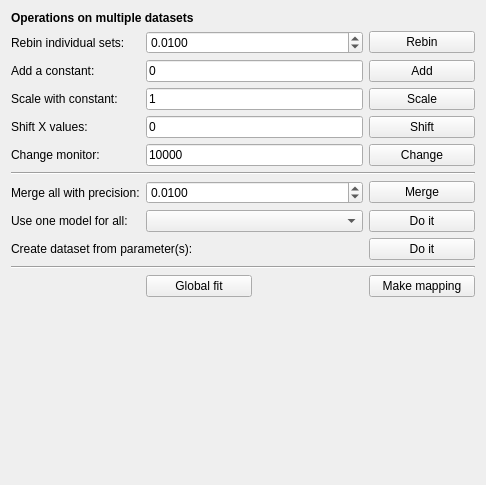
Old version of the form ufit/gui/multiops.ui in the repository McStasMcXtrace/ufit.
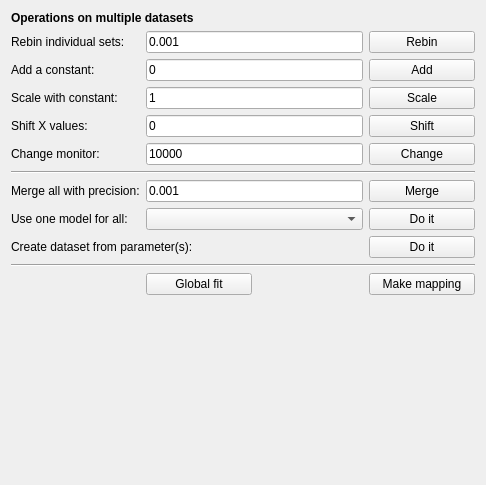
New version of the form.

Patch:
```diff
--- a/ufit/gui/multiops.ui
+++ b/ufit/gui/multiops.ui
@@ -182,22 +182,6 @@
        </property>
       </widget>
      </item>
-     <item row="1" column="1" colspan="2">
-      <widget class="QDoubleSpinBox" name="precision">
-       <property name="decimals">
-        <number>4</number>
-       </property>
-       <property name="maximum">
-        <double>10000.000000000000000</double>
-       </property>
-       <property name="singleStep">
-        <double>0.010000000000000</double>
-       </property>
-       <property name="value">
-        <double>0.010000000000000</double>
-       </property>
-      </widget>
-     </item>
      <item row="9" column="3">
       <widget class="QPushButton" name="onemodelBtn">
        <property name="text">
@@ -225,16 +209,6 @@
        </property>
       </widget>
      </item>
-     <item row="8" column="1" colspan="2">
-      <widget class="QDoubleSpinBox" name="mergeprecision">
-       <property name="decimals">
-        <number>4</number>
-       </property>
-       <property name="value">
-        <double>0.010000000000000</double>
-       </property>
-      </widget>
-     </item>
      <item row="8" column="3">
       <widget class="QPushButton" name="mergeBtn">
        <property name="text">
@@ -256,6 +230,20 @@
        </property>
       </widget>
      </item>
+     <item row="1" column="1" colspan="2">
+      <widget class="QLineEdit" name="precisionEdit">
+       <property name="text">
+        <string>0.001</string>
+       </property>
+      </widget>
+     </item>
+     <item row="8" column="1" colspan="2">
+      <widget class="QLineEdit" name="mergeEdit">
+       <property name="text">
+        <string>0.001</string>
+       </property>
+      </widget>
+     </item>
     </layout>
    </item>
    <item>
```
Left out of the diff: 22 changed lines with no effect on the pictures.
